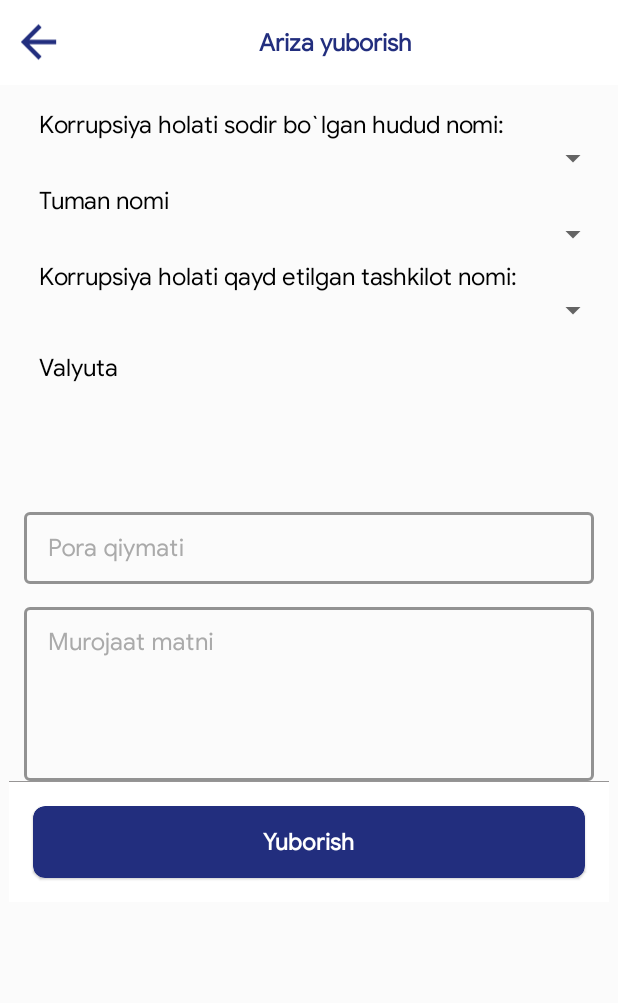
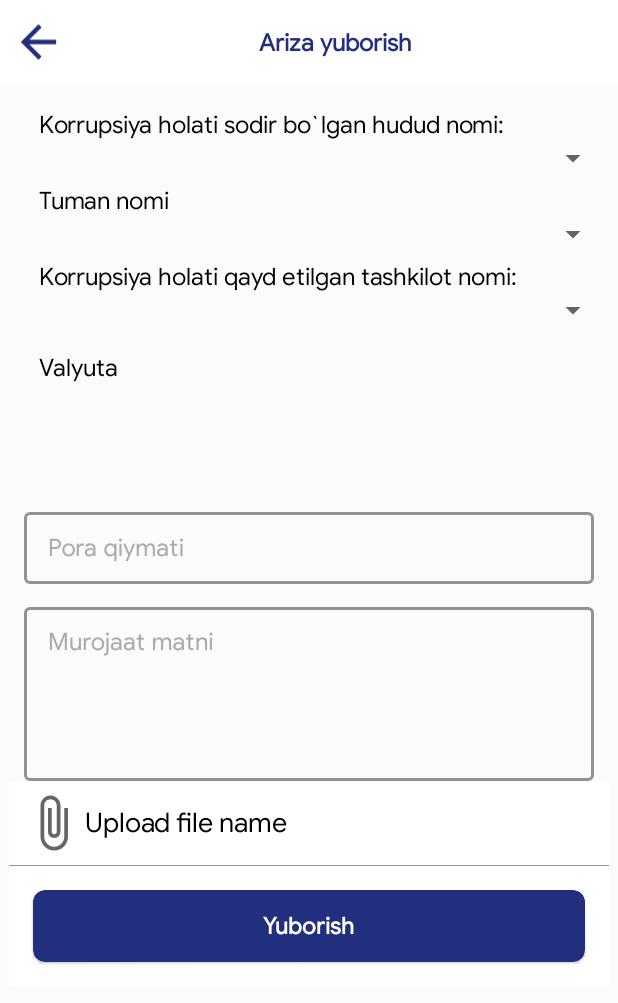
Before and after one commit to Arab1997/Antikoruption, an Android app: the SendActivity screen opened directly, with no data from a screen before it, on a phone screen of 412 x 824 dp. Shown: the top 1003 px of the screen. Run offline under Robolectric (Android 15) with nearby library versions, the phone set to English and light mode, and no system bars; our stand-ins replace EventBus; libraries missing offline, so code that uses them is left out: com.blankj.utilcode, com.orhanobut.hawk, es.dmoral.toasty; plain views replace SearchableSpinner, SegmentedGroup; network calls fail; 5 statements that could not run were skipped.

Commit message:
select file on SendActivity.kt

```diff
--- a/app/src/main/java/anticordev/group/anticoruption/api/send_apis/SendApi.kt
+++ b/app/src/main/java/anticordev/group/anticoruption/api/send_apis/SendApi.kt
@@ -29,7 +29,7 @@ interface SendApi {
     @Multipart
     @POST("appeal/")
     suspend fun postComplain(
-        @PartMap complain: Map<String, Any>,
+        @PartMap complain: Map<String, MultipartBody.Part>,
     ): Response<Appeal>
 
     //https://eanticor.uz/ru/api/login-one/
@@ -39,7 +39,7 @@ interface SendApi {
         @Query ("state") state:String,
     ):Response<GetTokenResponse>
 
-    @POST("url")
+    @POST("appeal/")
     @Multipart
     suspend fun sendFile(
         @Part file: MultipartBody.Part
--- a/app/src/main/java/anticordev/group/anticoruption/repository/SendRepository.kt
+++ b/app/src/main/java/anticordev/group/anticoruption/repository/SendRepository.kt
@@ -23,7 +23,7 @@ class SendRepository {
         return RetrofitInstance.api.getRegionsById(regionId)
     }
 
-    suspend fun postComplain(map: Map<String, Any>): Response<Appeal>{
+    suspend fun postComplain(map: Map<String, MultipartBody.Part>): Response<Appeal>{
         return RetrofitInstance.api.postComplain(map)
     }
 
--- a/app/src/main/java/anticordev/group/anticoruption/screen/main/send/detail/SendActivity.kt
+++ b/app/src/main/java/anticordev/group/anticoruption/screen/main/send/detail/SendActivity.kt
@@ -13,7 +13,6 @@ import com.blankj.utilcode.util.NetworkUtils
 import es.dmoral.toasty.Toasty
 import kotlinx.android.synthetic.main.send_activity.*
 import org.greenrobot.eventbus.EventBus
-import anticordev.group.anticoruption.base.BaseActivity
 import anticordev.group.anticoruption.R
 import anticordev.group.anticoruption.model.send_models.*
 import anticordev.group.anticoruption.repository.SendRepository
@@ -23,9 +22,7 @@ import android.widget.RadioButton
 
 import android.widget.RadioGroup
 import androidx.lifecycle.lifecycleScope
-import anticordev.group.anticoruption.base.startActivity
-import anticordev.group.anticoruption.base.startClearTopActivity
-import anticordev.group.anticoruption.base.toMultiPartData
+import anticordev.group.anticoruption.base.*
 import anticordev.group.anticoruption.screen.main.MainActivity
 import anticordev.group.anticoruption.screen.main.oneId.OneActivity
 import anticordev.group.anticoruption.util.utils.Prefs
@@ -44,10 +41,12 @@ class SendActivity : BaseActivity() {
     private lateinit var area: Area
     private var orgs: MutableList<Organization> = mutableListOf()
     private lateinit var org: Organization
+    private val complain = Complain()
+    private var file: Uri?=null
 
     override fun onCreate(savedInstanceState: Bundle?) {
         super.onCreate(savedInstanceState)
-        val complain = Complain()
+
         val sendRepository = SendRepository()
         val viewModelProviderFactory = SendViewModelProviderFactory(sendRepository)
         viewModel = ViewModelProvider(this, viewModelProviderFactory).get(SendViewModel::class.java)
@@ -156,6 +155,7 @@ class SendActivity : BaseActivity() {
         }
 
         viewModel.complains.observe(this) { response ->
+            Log.d("RESPONSETAG", "onCreate: $response")
             if (response.isSuccessful && (response.code() in 200..299)) {
                 // Toasty.success(this, R.string.success, Toast.LENGTH_SHORT).show()
                 Toasty.success(this, response.body().toString(), Toast.LENGTH_SHORT).show()
@@ -170,7 +170,7 @@ class SendActivity : BaseActivity() {
 
 
         currency.setOnCheckedChangeListener { radioGroup, i ->
-            when(i) {
+            when (i) {
                 2131362020 -> complain.currency = 0
                 2131362448 -> complain.currency = 1
                 // 2131362448 -> complain.currency = 2
@@ -179,32 +179,33 @@ class SendActivity : BaseActivity() {
             }
         }
 
-        send.setOnClickListener {
-           // if (validate() && Prefs.getToken().isNotEmpty() ){
+        select_file.setOnClickListener {
+            selectFile()
+        }
 
-            selectFile()
-
-//            if (Prefs.getToken().isNullOrEmpty() ) {
-//                startClearTopActivity<OneActivity>()
-//            }
-//            else if (validate() && Prefs.getToken().isNotEmpty()){
+//        send.setOnClickListener {
+//            // if (validate() && Prefs.getToken().isNotEmpty() ){
 //
-//                complain.amount = amount.text.toString().toInt()
-//                complain.text = edComment.text.toString()
-//
-//                viewModel.postComplain(complain)
-//
-//            } else {
-//                //Toasty.error(this, "", Toast.LENGTH_SHORT).show()
-//            }
-        }
+////            if (Prefs.getToken().isNullOrEmpty() ) {
+////                startClearTopActivity<OneActivity>()
+////            }
+////            else if (validate() && Prefs.getToken().isNotEmpty()){
+////
+////                complain.amount = amount.text.toString().toInt()
+////                complain.text = edComment.text.toString()
+////
+////                viewModel.postComplain(complain)
+////
+////            } else {
+////                //Toasty.error(this, "", Toast.LENGTH_SHORT).show()
+////            }
+//        }
         send.setOnClickListener {
             if (validate()) {
                 complain.amount = amount.text.toString().toInt()
                 complain.text = edComment.text.toString()
 
-                viewModel.postComplain(complain)
-
+                viewModel.postComplain(complain, file?.toMultiPartData())
 
             } else {
                 Toasty.error(this, getString(R.string.error), Toast.LENGTH_SHORT).show()
@@ -223,7 +224,8 @@ class SendActivity : BaseActivity() {
         super.onActivityResult(requestCode, resultCode, result)
         val file = result?.data
         if (requestCode == PICK_FILE_FOR_UPLOAD && resultCode == RESULT_OK && file != null) {
-            fileUpload(file)
+            this.file = file
+            tv_name_file.text = file.getName(this)
         }
     }
 
@@ -283,6 +285,7 @@ class SendActivity : BaseActivity() {
             }
         })
     }
+
     override fun loadData() {
 
     }
@@ -300,18 +303,4 @@ class SendActivity : BaseActivity() {
             EventBus.getDefault().unregister(this)
         }
     }
-
-    private fun fileUpload(file: Uri) {
-        lifecycleScope.launch {
-            try {
-                viewModel.chatUploadFile(
-                    file.toMultiPartData()
-                )
-
-                ToastUtils.showShort("Success")
-            } catch (e: Exception) {
-                ToastUtils.showShort("Error")
-            }
-        }
-    }
 }
--- /dev/null
+++ b/app/src/main/res/drawable/ic_baseline_attach_file_24.xml
@@ -0,0 +1,10 @@
+<vector xmlns:android="http://schemas.android.com/apk/res/android"
+    android:width="24dp"
+    android:height="24dp"
+    android:viewportWidth="24"
+    android:viewportHeight="24"
+    android:tint="?attr/colorControlNormal">
+  <path
+      android:fillColor="@android:color/white"
+      android:pathData="M16.5,6v11.5c0,2.21 -1.79,4 -4,4s-4,-1.79 -4,-4V5c0,-1.38 1.12,-2.5 2.5,-2.5s2.5,1.12 2.5,2.5v10.5c0,0.55 -0.45,1 -1,1s-1,-0.45 -1,-1V6H10v9.5c0,1.38 1.12,2.5 2.5,2.5s2.5,-1.12 2.5,-2.5V5c0,-2.21 -1.79,-4 -4,-4S7,2.79 7,5v12.5c0,3.04 2.46,5.5 5.5,5.5s5.5,-2.46 5.5,-5.5V6h-1.5z"/>
+</vector>
--- a/app/src/main/res/layout/send_activity.xml
+++ b/app/src/main/res/layout/send_activity.xml
@@ -9,6 +9,7 @@
     android:focusable="true"
     android:focusableInTouchMode="true"
     tools:context=".screen.main.send.detail.SendActivity">
+
     <LinearLayout
         android:layout_width="match_parent"
         android:layout_height="wrap_content"
@@ -38,8 +39,8 @@
                 android:layout_height="wrap_content"
                 android:layout_gravity="center"
                 android:layout_weight="1"
+                android:gravity="center"
                 android:padding="10dp"
-                android:gravity="center"
                 android:text="@string/zayavka"
                 android:textColor="@color/colorAccent"
                 android:textSize="16sp"
@@ -99,18 +100,21 @@
                     android:text="@string/tashkilot"
                     android:textColor="@android:color/black"
                     android:textSize="16sp" />
+
                 <com.toptoche.searchablespinnerlibrary.SearchableSpinner
                     android:id="@+id/spinner_org"
                     android:layout_width="match_parent"
                     android:layout_height="wrap_content"
                     android:paddingStart="20dp"
                     android:paddingEnd="20dp" />
+
                 <LinearLayout
                     android:layout_width="match_parent"
                     android:layout_height="match_parent"
                     android:orientation="vertical"
                     android:paddingTop="10dp"
                     tools:context="info.hoang8f.android.segmented.SampleActivity$PlaceholderFragment">
+
                     <TextView
                         android:layout_width="wrap_content"
                         android:layout_height="wrap_content"
@@ -120,10 +124,12 @@
                         android:text="@string/valyuta"
                         android:textColor="@android:color/black"
                         android:textSize="16sp" />
+
                     <RelativeLayout
                         android:layout_width="match_parent"
                         android:layout_height="wrap_content"
                         android:gravity="center">
+
                         <info.hoang8f.android.segmented.SegmentedGroup
                             android:id="@+id/currency"
                             android:layout_width="match_parent"
@@ -202,9 +208,9 @@
                             android:id="@+id/amount"
                             android:layout_width="match_parent"
                             android:layout_height="48dp"
+                            android:hint="@string/pora_hajmi"
                             android:inputType="number"
                             android:maxLength="9"
-                            android:hint="@string/pora_hajmi"
                             android:textColorHint="@color/black" />
                     </com.google.android.material.textfield.TextInputLayout>
 
@@ -247,10 +253,43 @@
                     android:layout_gravity="bottom"
                     android:background="@color/white"
                     android:orientation="vertical">
+
+                    <androidx.appcompat.widget.LinearLayoutCompat
+                        android:id="@+id/select_file"
+                        android:layout_width="match_parent"
+                        android:layout_height="wrap_content"
+                        android:clickable="true"
+                        android:focusable="true"
+                        android:foreground="?attr/selectableItemBackgroundBorderless"
+                        android:gravity="center"
+                        android:orientation="horizontal"
+                        android:padding="8dp">
+
+                        <androidx.appcompat.widget.AppCompatImageView
+                            android:id="@+id/iv_upload_file"
+                            android:layout_width="0dp"
+                            android:layout_height="40dp"
+                            android:layout_weight="1"
+                            android:src="@drawable/ic_baseline_attach_file_24" />
+
+                        <androidx.appcompat.widget.AppCompatTextView
+                            android:id="@+id/tv_name_file"
+                            android:layout_width="0dp"
+                            android:textSize="18sp"
+                            android:textColor="@color/black"
+                            android:layout_height="match_parent"
+                            android:layout_weight="8"
+                            android:gravity="center_vertical"
+                            android:text="Upload file name" />
+
+                    </androidx.appcompat.widget.LinearLayoutCompat>
+
+
                     <View
                         android:layout_width="match_parent"
                         android:layout_height="1px"
                         android:background="@color/gray_text" />
+
                     <androidx.cardview.widget.CardView
                         android:id="@+id/send"
                         android:layout_width="match_parent"
@@ -260,6 +299,7 @@
                         app:cardCornerRadius="8dp"
                         app:cardElevation="1dp"
                         app:contentPadding="10dp">
+
                         <TextView
                             android:layout_width="wrap_content"
                             android:layout_height="wrap_content"
```
Also changed, not shown: app/src/main/java/anticordev/group/anticoruption/base/ContextExtensions.kt (+141 -32 lines), app/src/main/java/anticordev/group/anticoruption/screen/viewmodels/SendViewModel.kt (+18 -14 lines).
